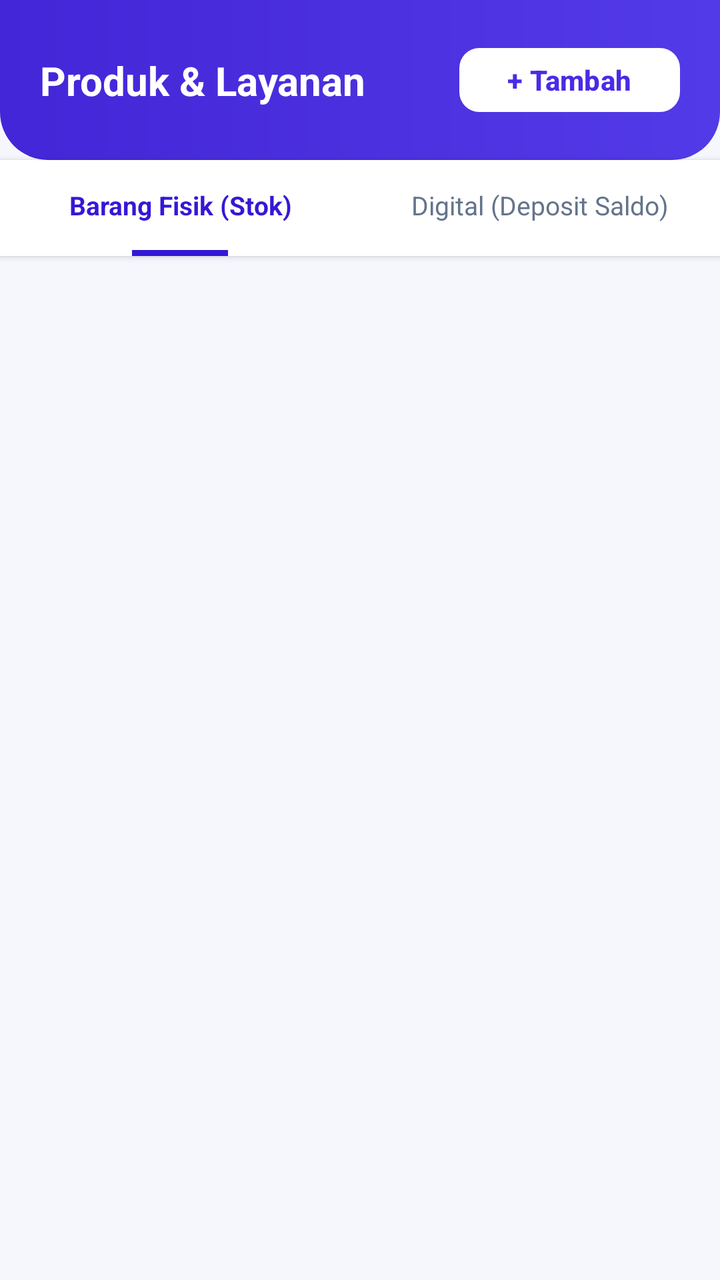
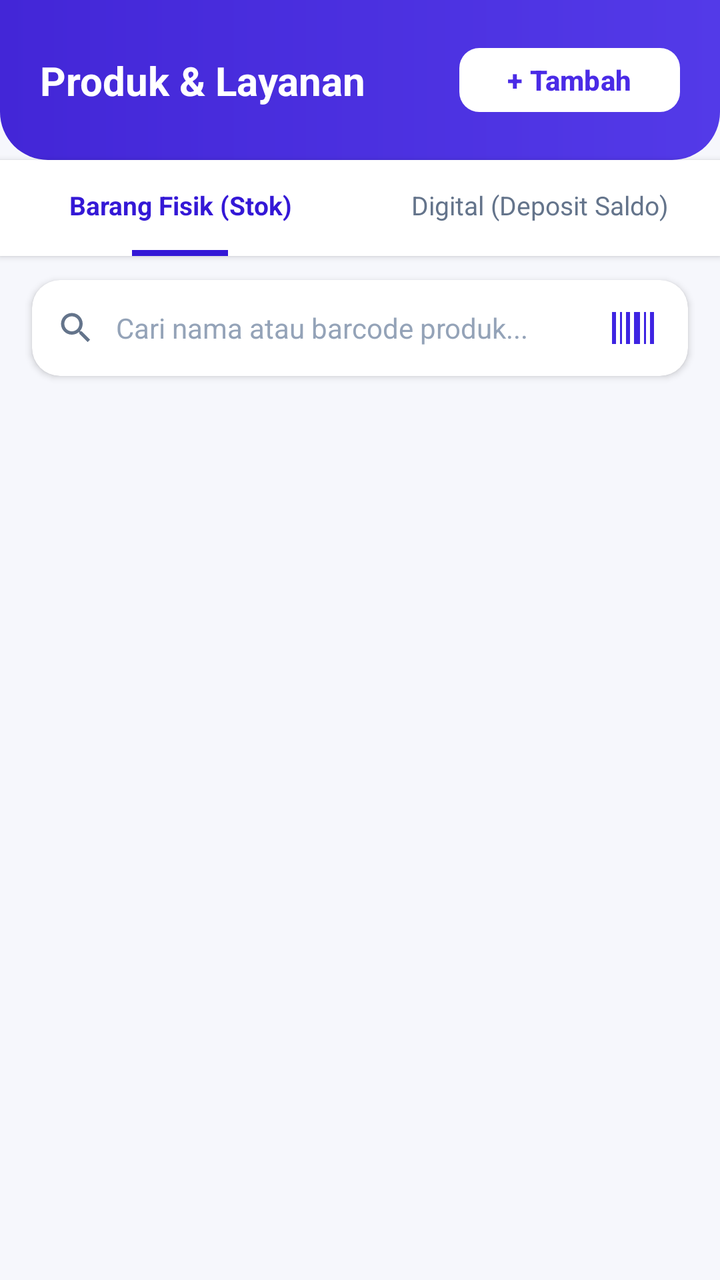

Two renders of the same Android screen: before a commit and after it. Below are the layout's source before the change and the commit's diff.
<!-- AndroidManifest.xml: application theme Theme.DenKasir -->
<!-- res/layout/fragment_products.xml -->
<?xml version="1.0" encoding="utf-8"?>
<androidx.constraintlayout.widget.ConstraintLayout
    xmlns:android="http://schemas.android.com/apk/res/android"
    xmlns:app="http://schemas.android.com/apk/res-auto"
    xmlns:tools="http://schemas.android.com/tools"
    android:layout_width="match_parent"
    android:layout_height="match_parent"
    android:background="@color/bg_screen">

    
    <androidx.constraintlayout.widget.ConstraintLayout
        android:id="@+id/headerLayout"
        android:layout_width="0dp"
        android:layout_height="80dp"
        android:background="@drawable/bg_header_gradient"
        android:paddingHorizontal="20dp"
        app:layout_constraintTop_toTopOf="parent"
        app:layout_constraintStart_toStartOf="parent"
        app:layout_constraintEnd_toEndOf="parent">

        <TextView
            android:layout_width="wrap_content"
            android:layout_height="wrap_content"
            android:text="Produk &amp; Layanan"
            android:textColor="@android:color/white"
            android:textSize="20sp"
            android:textStyle="bold"
            app:layout_constraintTop_toTopOf="parent"
            app:layout_constraintBottom_toBottomOf="parent"
            app:layout_constraintStart_toStartOf="parent" />

        <com.google.android.material.button.MaterialButton
            android:id="@+id/btnAddProduct"
            android:layout_width="wrap_content"
            android:layout_height="40dp"
            android:text="+ Tambah"
            android:textColor="@color/primary_purple"
            android:textStyle="bold"
            app:backgroundTint="@android:color/white"
            app:cornerRadius="10dp"
            app:layout_constraintTop_toTopOf="parent"
            app:layout_constraintBottom_toBottomOf="parent"
            app:layout_constraintEnd_toEndOf="parent" />
    </androidx.constraintlayout.widget.ConstraintLayout>

    
    <LinearLayout
        android:id="@+id/productTypeTabs"
        android:layout_width="0dp"
        android:layout_height="48dp"
        android:orientation="horizontal"
        android:background="@android:color/white"
        android:elevation="2dp"
        app:layout_constraintTop_toBottomOf="@id/headerLayout"
        app:layout_constraintStart_toStartOf="parent"
        app:layout_constraintEnd_toEndOf="parent">

        
        <LinearLayout
            android:id="@+id/tabRetail"
            android:layout_width="0dp"
            android:layout_height="match_parent"
            android:layout_weight="1"
            android:orientation="vertical"
            android:gravity="center"
            android:clickable="true"
            android:focusable="true">
            <TextView
                android:id="@+id/tvTabRetail"
                android:layout_width="wrap_content"
                android:layout_height="0dp"
                android:layout_weight="1"
                android:gravity="center"
                android:text="Barang Fisik (Stok)"
                android:textColor="#3418D6"
                android:textSize="13sp"
                android:textStyle="bold" />
            <View
                android:id="@+id/indicatorRetail"
                android:layout_width="48dp"
                android:layout_height="3dp"
                android:background="#3418D6" />
        </LinearLayout>

        
        <LinearLayout
            android:id="@+id/tabDigital"
            android:layout_width="0dp"
            android:layout_height="match_parent"
            android:layout_weight="1"
            android:orientation="vertical"
            android:gravity="center"
            android:clickable="true"
            android:focusable="true">
            <TextView
                android:id="@+id/tvTabDigital"
                android:layout_width="wrap_content"
                android:layout_height="0dp"
                android:layout_weight="1"
                android:gravity="center"
                android:text="Digital (Deposit Saldo)"
                android:textColor="@color/text_secondary"
                android:textSize="13sp" />
            <View
                android:id="@+id/indicatorDigital"
                android:layout_width="48dp"
                android:layout_height="3dp"
                android:background="@android:color/transparent" />
        </LinearLayout>

    </LinearLayout>

    
    <LinearLayout
        android:layout_width="0dp"
        android:layout_height="0dp"
        android:orientation="vertical"
        android:padding="16dp"
        app:layout_constraintTop_toBottomOf="@id/productTypeTabs"
        app:layout_constraintBottom_toBottomOf="parent"
        app:layout_constraintStart_toStartOf="parent"
        app:layout_constraintEnd_toEndOf="parent">

        
        <androidx.cardview.widget.CardView
            android:id="@+id/cardDepositBalance"
            android:layout_width="match_parent"
            android:layout_height="wrap_content"
            android:layout_marginBottom="12dp"
            android:visibility="gone"
            app:cardCornerRadius="18dp"
            app:cardElevation="3dp">

            <androidx.constraintlayout.widget.ConstraintLayout
                android:layout_width="match_parent"
                android:layout_height="wrap_content"
                android:background="@drawable/bg_card_ringkasan_keuangan"
                android:padding="16dp">

                <TextView
                    android:id="@+id/tvDepositLabel"
                    android:layout_width="wrap_content"
                    android:layout_height="wrap_content"
                    android:text="💳 Saldo Deposit Server (Pulsa &amp; PLN)"
                    android:textColor="#C7D2FE"
                    android:textSize="12sp"
                    android:textStyle="bold"
                    app:layout_constraintStart_toStartOf="parent"
                    app:layout_constraintTop_toTopOf="parent" />

                <TextView
                    android:id="@+id/tvDepositBalanceAmount"
                    android:layout_width="wrap_content"
                    android:layout_height="wrap_content"
                    android:text="Rp 2.450.000"
                    android:textColor="#34D399"
                    android:textSize="22sp"
                    android:textStyle="bold"
                    android:layout_marginTop="4dp"
                    app:layout_constraintStart_toStartOf="parent"
                    app:layout_constraintTop_toBottomOf="@id/tvDepositLabel" />

                <TextView
                    android:id="@+id/tvDepositProviderStatus"
                    android:layout_width="wrap_content"
                    android:layout_height="wrap_content"
                    android:text="Server: OtomaX H2H • Siap Transaksi"
                    android:textColor="#E0E7FF"
                    android:textSize="11sp"
                    android:layout_marginTop="4dp"
                    app:layout_constraintStart_toStartOf="parent"
                    app:layout_constraintTop_toBottomOf="@id/tvDepositBalanceAmount" />

                <com.google.android.material.button.MaterialButton
                    android:id="@+id/btnTopUpDeposit"
                    android:layout_width="wrap_content"
                    android:layout_height="38dp"
                    android:text="+ Top Up Saldo"
                    android:textColor="#3E24E2"
                    android:textStyle="bold"
                    android:textSize="12sp"
                    app:backgroundTint="@android:color/white"
                    app:cornerRadius="10dp"
                    app:layout_constraintEnd_toEndOf="parent"
                    app:layout_constraintTop_toTopOf="parent"
                    app:layout_constraintBottom_toBottomOf="parent" />

            </androidx.constraintlayout.widget.ConstraintLayout>
        </androidx.cardview.widget.CardView>

        
        <androidx.recyclerview.widget.RecyclerView
            android:id="@+id/rvProductsList"
            android:layout_width="match_parent"
            android:layout_height="0dp"
            android:layout_weight="1"
            tools:listitem="@layout/item_product_manage" />

        
        <androidx.recyclerview.widget.RecyclerView
            android:id="@+id/rvDigitalProductsList"
            android:layout_width="match_parent"
            android:layout_height="0dp"
            android:layout_weight="1"
            android:visibility="gone"
            tools:listitem="@layout/item_digital_product" />

    </LinearLayout>

</androidx.constraintlayout.widget.ConstraintLayout>
<!-- res/layout/item_product_manage.xml (included above) -->
<?xml version="1.0" encoding="utf-8"?>
<androidx.cardview.widget.CardView
    xmlns:android="http://schemas.android.com/apk/res/android"
    xmlns:app="http://schemas.android.com/apk/res-auto"
    xmlns:tools="http://schemas.android.com/tools"
    android:layout_width="match_parent"
    android:layout_height="wrap_content"
    android:layout_marginBottom="10dp"
    app:cardCornerRadius="16dp"
    app:cardElevation="2dp"
    app:cardBackgroundColor="@android:color/white">

    <androidx.constraintlayout.widget.ConstraintLayout
        android:layout_width="match_parent"
        android:layout_height="wrap_content"
        android:padding="12dp">

        <ImageView
            android:id="@+id/ivProductIcon"
            android:layout_width="48dp"
            android:layout_height="48dp"
            android:scaleType="centerCrop"
            android:background="@drawable/bg_product_img_placeholder"
            android:src="@drawable/ic_nav_produk"
            app:layout_constraintStart_toStartOf="parent"
            app:layout_constraintTop_toTopOf="parent"
            app:layout_constraintBottom_toBottomOf="parent" />

        <LinearLayout
            android:layout_width="0dp"
            android:layout_height="wrap_content"
            android:orientation="vertical"
            android:layout_marginStart="12dp"
            android:layout_marginEnd="8dp"
            app:layout_constraintStart_toEndOf="@id/ivProductIcon"
            app:layout_constraintEnd_toStartOf="@id/actionsLayout"
            app:layout_constraintTop_toTopOf="parent"
            app:layout_constraintBottom_toBottomOf="parent">

            <TextView
                android:id="@+id/tvProductName"
                android:layout_width="wrap_content"
                android:layout_height="wrap_content"
                android:text="Indomie Goreng"
                android:textColor="@color/text_primary"
                android:textSize="15sp"
                android:textStyle="bold" />

            <LinearLayout
                android:layout_width="wrap_content"
                android:layout_height="wrap_content"
                android:orientation="horizontal"
                android:gravity="center_vertical"
                android:layout_marginTop="2dp">

                <TextView
                    android:id="@+id/tvProductPrice"
                    android:layout_width="wrap_content"
                    android:layout_height="wrap_content"
                    android:text="Rp 3.000"
                    android:textColor="#3E24E2"
                    android:textSize="13sp"
                    android:textStyle="bold" />

                <TextView
                    android:id="@+id/tvProductStock"
                    android:layout_width="wrap_content"
                    android:layout_height="wrap_content"
                    android:text="•  Stok: 50 Pcs"
                    android:textColor="@color/text_secondary"
                    android:textSize="12sp"
                    android:layout_marginStart="6dp" />
            </LinearLayout>

            <TextView
                android:id="@+id/tvProductBarcode"
                android:layout_width="wrap_content"
                android:layout_height="wrap_content"
                android:text="Barcode: 8998866200213"
                android:textColor="@color/text_muted"
                android:textSize="11sp"
                android:layout_marginTop="2dp" />

        </LinearLayout>

        
        <LinearLayout
            android:id="@+id/actionsLayout"
            android:layout_width="wrap_content"
            android:layout_height="wrap_content"
            android:orientation="horizontal"
            android:gravity="center_vertical"
            app:layout_constraintEnd_toEndOf="parent"
            app:layout_constraintTop_toTopOf="parent"
            app:layout_constraintBottom_toBottomOf="parent">

            <ImageButton
                android:id="@+id/btnDeleteProduct"
                android:layout_width="36dp"
                android:layout_height="36dp"
                android:background="?attr/selectableItemBackgroundBorderless"
                android:src="@drawable/ic_close"
                app:tint="@color/red_cancel"
                android:scaleType="centerInside" />

        </LinearLayout>

    </androidx.constraintlayout.widget.ConstraintLayout>

</androidx.cardview.widget.CardView>
<!-- res/layout/item_digital_product.xml (included above) -->
<?xml version="1.0" encoding="utf-8"?>
<androidx.cardview.widget.CardView
    xmlns:android="http://schemas.android.com/apk/res/android"
    xmlns:app="http://schemas.android.com/apk/res-auto"
    xmlns:tools="http://schemas.android.com/tools"
    android:layout_width="match_parent"
    android:layout_height="wrap_content"
    android:layout_marginBottom="10dp"
    app:cardCornerRadius="16dp"
    app:cardElevation="2dp"
    app:cardBackgroundColor="@android:color/white">

    <androidx.constraintlayout.widget.ConstraintLayout
        android:layout_width="match_parent"
        android:layout_height="wrap_content"
        android:padding="14dp">

        <ImageView
            android:id="@+id/ivDigitalIcon"
            android:layout_width="46dp"
            android:layout_height="46dp"
            android:background="@drawable/bg_badge_curah"
            android:src="@drawable/ic_pulsa"
            android:padding="10dp"
            app:tint="#4338CA"
            app:layout_constraintStart_toStartOf="parent"
            app:layout_constraintTop_toTopOf="parent"
            app:layout_constraintBottom_toBottomOf="parent" />

        <LinearLayout
            android:layout_width="0dp"
            android:layout_height="wrap_content"
            android:orientation="vertical"
            android:layout_marginStart="14dp"
            android:layout_marginEnd="8dp"
            app:layout_constraintStart_toEndOf="@id/ivDigitalIcon"
            app:layout_constraintEnd_toStartOf="@id/btnDeleteDigital"
            app:layout_constraintTop_toTopOf="parent"
            app:layout_constraintBottom_toBottomOf="parent">

            <LinearLayout
                android:layout_width="wrap_content"
                android:layout_height="wrap_content"
                android:orientation="horizontal"
                android:gravity="center_vertical">

                <TextView
                    android:id="@+id/tvDigitalName"
                    android:layout_width="wrap_content"
                    android:layout_height="wrap_content"
                    android:text="Token Listrik PLN 20.000"
                    android:textColor="@color/text_primary"
                    android:textSize="14sp"
                    android:textStyle="bold" />

                <TextView
                    android:id="@+id/badgeCategory"
                    android:layout_width="wrap_content"
                    android:layout_height="wrap_content"
                    android:text="PLN"
                    android:textColor="#059669"
                    android:textSize="10sp"
                    android:textStyle="bold"
                    android:background="@drawable/bg_badge_cepat"
                    android:paddingHorizontal="8dp"
                    android:paddingVertical="2dp"
                    android:layout_marginStart="8dp" />
            </LinearLayout>

            <LinearLayout
                android:layout_width="wrap_content"
                android:layout_height="wrap_content"
                android:orientation="horizontal"
                android:gravity="center_vertical"
                android:layout_marginTop="3dp">

                <TextView
                    android:id="@+id/tvDigitalSellingPrice"
                    android:layout_width="wrap_content"
                    android:layout_height="wrap_content"
                    android:text="Jual: Rp 22.500"
                    android:textColor="#3E24E2"
                    android:textSize="13sp"
                    android:textStyle="bold" />

                <TextView
                    android:id="@+id/tvDigitalCostPrice"
                    android:layout_width="wrap_content"
                    android:layout_height="wrap_content"
                    android:text="• Modal: Rp 20.250"
                    android:textColor="@color/text_secondary"
                    android:textSize="11sp"
                    android:layout_marginStart="6dp" />
            </LinearLayout>

            <TextView
                android:id="@+id/tvDigitalProfit"
                android:layout_width="wrap_content"
                android:layout_height="wrap_content"
                android:text="Laba per Trx: +Rp 2.250 (Potong Saldo)"
                android:textColor="#059669"
                android:textSize="11sp"
                android:textStyle="bold"
                android:layout_marginTop="2dp" />

        </LinearLayout>

        <ImageButton
            android:id="@+id/btnDeleteDigital"
            android:layout_width="36dp"
            android:layout_height="36dp"
            android:background="?attr/selectableItemBackgroundBorderless"
            android:src="@drawable/ic_close"
            app:tint="@color/red_cancel"
            app:layout_constraintEnd_toEndOf="parent"
            app:layout_constraintTop_toTopOf="parent"
            app:layout_constraintBottom_toBottomOf="parent" />

    </androidx.constraintlayout.widget.ConstraintLayout>

</androidx.cardview.widget.CardView>
<!-- resources referenced by this layout -->
<resources>
  <color name="bg_screen">#F6F7FC</color>
  <color name="primary_purple">#4A2BE6</color>
  <color name="red_cancel">#EF4444</color>
  <color name="text_muted">#94A3B8</color>
  <color name="text_primary">#0F172A</color>
  <color name="text_secondary">#64748B</color>
  <!-- drawable bg_badge_cepat (drawable) -->
  <shape xmlns:android="http://schemas.android.com/apk/res/android">
      <solid android:color="#D1FAE5" />
      <corners android:radius="10dp" />
  </shape>
  <!-- drawable bg_badge_curah (drawable) -->
  <shape xmlns:android="http://schemas.android.com/apk/res/android">
      <solid android:color="#EEF2FF" />
      <corners android:radius="10dp" />
  </shape>
  <!-- drawable bg_card_ringkasan_keuangan (drawable) -->
  <shape xmlns:android="http://schemas.android.com/apk/res/android">
      <gradient
          android:startColor="#3418D6"
          android:endColor="#4F36E8"
          android:angle="135" />
      <corners android:radius="20dp" />
  </shape>
  <!-- drawable bg_header_gradient (drawable) -->
  <shape xmlns:android="http://schemas.android.com/apk/res/android">
      <gradient
          android:startColor="#4326D7"
          android:endColor="#533AE8"
          android:angle="0" />
      <corners
          android:bottomLeftRadius="24dp"
          android:bottomRightRadius="24dp" />
  </shape>
  <!-- drawable bg_product_img_placeholder (drawable) -->
  <shape xmlns:android="http://schemas.android.com/apk/res/android">
      <solid android:color="#F1F5F9" />
      <corners android:radius="12dp" />
  </shape>
  <!-- drawable ic_close (drawable) -->
  <vector xmlns:android="http://schemas.android.com/apk/res/android"
      android:width="24dp"
      android:height="24dp"
      android:viewportWidth="24"
      android:viewportHeight="24">
    <path
        android:fillColor="#94A3B8"
        android:pathData="M19,6.41L17.59,5 12,10.59 6.41,5 5,6.41 10.59,12 5,17.59 6.41,19 12,13.41 17.59,19 19,17.59 13.41,12z"/>
  </vector>
  <style name="Theme.DenKasir" parent="Theme.Material3.Light.NoActionBar">
          <item name="colorPrimary">@color/primary_purple</item>
          <item name="colorOnPrimary">@color/text_white</item>
          <item name="colorSurface">@color/bg_card</item>
          <item name="android:statusBarColor">@color/primary_purple_dark</item>
          <item name="android:windowLightStatusBar">false</item>
          <item name="android:windowBackground">@color/bg_screen</item>
      </style>
  <color name="text_white">#FFFFFF</color>
  <color name="bg_card">#FFFFFF</color>
  <color name="primary_purple_dark">#371EC4</color>
  <!-- unchanged entries left out for length: 2 -->
</resources>

<!-- the commit's change to res/layout/fragment_products.xml (unified diff, before → after) -->
@@ -111,12 +111,80 @@
     </LinearLayout>
 
     
+    <androidx.cardview.widget.CardView
+        android:id="@+id/cardSearchBar"
+        android:layout_width="0dp"
+        android:layout_height="48dp"
+        android:layout_marginHorizontal="16dp"
+        android:layout_marginTop="12dp"
+        app:cardCornerRadius="14dp"
+        app:cardElevation="2dp"
+        app:cardBackgroundColor="@android:color/white"
+        app:layout_constraintTop_toBottomOf="@id/productTypeTabs"
+        app:layout_constraintStart_toStartOf="parent"
+        app:layout_constraintEnd_toEndOf="parent">
+
+        <LinearLayout
+            android:layout_width="match_parent"
+            android:layout_height="match_parent"
+            android:orientation="horizontal"
+            android:gravity="center_vertical"
+            android:paddingHorizontal="12dp">
+
+            <ImageView
+                android:layout_width="20dp"
+                android:layout_height="20dp"
+                android:src="@drawable/ic_search"
+                app:tint="@color/text_secondary" />
+
+            <EditText
+                android:id="@+id/etSearchProduct"
+                android:layout_width="0dp"
+                android:layout_height="match_parent"
+                android:layout_weight="1"
+                android:layout_marginStart="10dp"
+                android:background="@null"
+                android:hint="Cari nama atau barcode produk..."
+                android:textColorHint="@color/text_muted"
+                android:textColor="@color/text_primary"
+                android:textSize="14sp"
+                android:imeOptions="actionSearch"
+                android:singleLine="true" />
+
+            <ImageButton
+                android:id="@+id/btnClearSearch"
+                android:layout_width="28dp"
+                android:layout_height="28dp"
+                android:background="?attr/selectableItemBackgroundBorderless"
+                android:src="@drawable/ic_close"
+                app:tint="@color/text_muted"
+                android:scaleType="centerInside"
+                android:visibility="gone"
+                android:contentDescription="Hapus pencarian" />
+
+            <ImageButton
+                android:id="@+id/btnScanSearchBarcode"
+                android:layout_width="32dp"
+                android:layout_height="32dp"
+                android:background="?attr/selectableItemBackgroundBorderless"
+                android:src="@drawable/ic_barcode"
+                app:tint="#3E24E2"
+                android:scaleType="centerInside"
+                android:layout_marginStart="4dp"
+                android:contentDescription="Scan Barcode untuk Cari" />
+
+        </LinearLayout>
+    </androidx.cardview.widget.CardView>
+
+    
     <LinearLayout
         android:layout_width="0dp"
         android:layout_height="0dp"
         android:orientation="vertical"
-        android:padding="16dp"
-        app:layout_constraintTop_toBottomOf="@id/productTypeTabs"
+        android:paddingHorizontal="16dp"
+        android:paddingTop="10dp"
+        android:paddingBottom="16dp"
+        app:layout_constraintTop_toBottomOf="@id/cardSearchBar"
         app:layout_constraintBottom_toBottomOf="parent"
         app:layout_constraintStart_toStartOf="parent"
         app:layout_constraintEnd_toEndOf="parent">
@@ -141,7 +209,7 @@
                     android:id="@+id/tvDepositLabel"
                     android:layout_width="wrap_content"
                     android:layout_height="wrap_content"
-                    android:text="💳 Saldo Deposit Server (Pulsa &amp; PLN)"
+                    android:text="Saldo Deposit Server (Pulsa &amp; PLN)"
                     android:textColor="#C7D2FE"
                     android:textSize="12sp"
                     android:textStyle="bold"
@@ -164,7 +232,7 @@
                     android:id="@+id/tvDepositProviderStatus"
                     android:layout_width="wrap_content"
                     android:layout_height="wrap_content"
-                    android:text="Server: OtomaX H2H • Siap Transaksi"
+                    android:text="Server: OtomaX H2H - Siap Transaksi"
                     android:textColor="#E0E7FF"
                     android:textSize="11sp"
                     android:layout_marginTop="4dp"
@@ -187,6 +255,44 @@
 
             </androidx.constraintlayout.widget.ConstraintLayout>
         </androidx.cardview.widget.CardView>
+
+        
+        <LinearLayout
+            android:id="@+id/layoutEmptyState"
+            android:layout_width="match_parent"
+            android:layout_height="0dp"
+            android:layout_weight="1"
+            android:orientation="vertical"
+            android:gravity="center"
+            android:padding="24dp"
+            android:visibility="gone">
+
+            <ImageView
+                android:layout_width="60dp"
+                android:layout_height="60dp"
+                android:src="@drawable/ic_search"
+                app:tint="@color/text_muted" />
+
+            <TextView
+                android:id="@+id/tvEmptyStateTitle"
+                android:layout_width="wrap_content"
+                android:layout_height="wrap_content"
+                android:text="Produk Tidak Ditemukan"
+                android:textSize="16sp"
+                android:textStyle="bold"
+                android:textColor="@color/text_primary"
+                android:layout_marginTop="12dp" />
+
+            <TextView
+                android:id="@+id/tvEmptyStateMessage"
+                android:layout_width="wrap_content"
+                android:layout_height="wrap_content"
+                android:text="Coba gunakan kata kunci pencarian yang lain."
+                android:textSize="13sp"
+                android:textColor="@color/text_secondary"
+                android:textAlignment="center"
+                android:layout_marginTop="4dp" />
+        </LinearLayout>
 
         
         <androidx.recyclerview.widget.RecyclerView
@@ -277,7 +383,7 @@
                     android:id="@+id/tvProductStock"
                     android:layout_width="wrap_content"
                     android:layout_height="wrap_content"
-                    android:text="•  Stok: 50 Pcs"
+                    android:text="- Stok: 50 Pcs"
                     android:textColor="@color/text_secondary"
                     android:textSize="12sp"
                     android:layout_marginStart="6dp" />
@@ -304,6 +410,16 @@
             app:layout_constraintEnd_toEndOf="parent"
             app:layout_constraintTop_toTopOf="parent"
             app:layout_constraintBottom_toBottomOf="parent">
+
+            <ImageButton
+                android:id="@+id/btnEditProduct"
+                android:layout_width="36dp"
+                android:layout_height="36dp"
+                android:background="?attr/selectableItemBackgroundBorderless"
+                android:src="@drawable/ic_edit"
+                app:tint="#3E24E2"
+                android:scaleType="centerInside"
+                android:contentDescription="Edit Produk" />
 
             <ImageButton
                 android:id="@+id/btnDeleteProduct"
@@ -312,7 +428,8 @@
                 android:background="?attr/selectableItemBackgroundBorderless"
                 android:src="@drawable/ic_close"
                 app:tint="@color/red_cancel"
-                android:scaleType="centerInside" />
+                android:scaleType="centerInside"
+                android:contentDescription="Hapus Produk" />
 
         </LinearLayout>
 
@@ -356,7 +473,7 @@
             android:layout_marginStart="14dp"
             android:layout_marginEnd="8dp"
             app:layout_constraintStart_toEndOf="@id/ivDigitalIcon"
-            app:layout_constraintEnd_toStartOf="@id/btnDeleteDigital"
+            app:layout_constraintEnd_toStartOf="@id/actionsDigitalLayout"
             app:layout_constraintTop_toTopOf="parent"
             app:layout_constraintBottom_toBottomOf="parent">
 
@@ -409,7 +526,7 @@
                     android:id="@+id/tvDigitalCostPrice"
                     android:layout_width="wrap_content"
                     android:layout_height="wrap_content"
-                    android:text="• Modal: Rp 20.250"
+                    android:text="- Modal: Rp 20.250"
                     android:textColor="@color/text_secondary"
                     android:textSize="11sp"
                     android:layout_marginStart="6dp" />
@@ -427,16 +544,36 @@
 
         </LinearLayout>
 
-        <ImageButton
-            android:id="@+id/btnDeleteDigital"
-            android:layout_width="36dp"
-            android:layout_height="36dp"
-            android:background="?attr/selectableItemBackgroundBorderless"
-            android:src="@drawable/ic_close"
-            app:tint="@color/red_cancel"
+        <LinearLayout
+            android:id="@+id/actionsDigitalLayout"
+            android:layout_width="wrap_content"
+            android:layout_height="wrap_content"
+            android:orientation="horizontal"
+            android:gravity="center_vertical"
             app:layout_constraintEnd_toEndOf="parent"
             app:layout_constraintTop_toTopOf="parent"
-            app:layout_constraintBottom_toBottomOf="parent" />
+            app:layout_constraintBottom_toBottomOf="parent">
+
+            <ImageButton
+                android:id="@+id/btnEditDigital"
+                android:layout_width="36dp"
+                android:layout_height="36dp"
+                android:background="?attr/selectableItemBackgroundBorderless"
+                android:src="@drawable/ic_edit"
+                app:tint="#3E24E2"
+                android:scaleType="centerInside"
+                android:contentDescription="Edit Layanan" />
+
+            <ImageButton
+                android:id="@+id/btnDeleteDigital"
+                android:layout_width="36dp"
+                android:layout_height="36dp"
+                android:background="?attr/selectableItemBackgroundBorderless"
+                android:src="@drawable/ic_close"
+                app:tint="@color/red_cancel"
+                android:scaleType="centerInside"
+                android:contentDescription="Hapus Layanan" />
+        </LinearLayout>
 
     </androidx.constraintlayout.widget.ConstraintLayout>
 
<!-- resource entries referenced after the edit -->
@@ -39,6 +39,16 @@
       <solid android:color="#F1F5F9" />
       <corners android:radius="12dp" />
   </shape>
+  <!-- drawable ic_barcode (drawable) -->
+  <vector xmlns:android="http://schemas.android.com/apk/res/android"
+      android:width="24dp"
+      android:height="24dp"
+      android:viewportWidth="24"
+      android:viewportHeight="24">
+    <path
+        android:fillColor="#4A2BE6"
+        android:pathData="M2,4h2v16H2V4zm4,0h1v16H6V4zm3,0h2v16H9V4zm4,0h3v16h-3V4zm5,0h1v16h-1V4zm3,0h2v16h-2V4z"/>
+  </vector>
   <!-- drawable ic_close (drawable) -->
   <vector xmlns:android="http://schemas.android.com/apk/res/android"
       android:width="24dp"
@@ -48,6 +58,26 @@
     <path
         android:fillColor="#94A3B8"
         android:pathData="M19,6.41L17.59,5 12,10.59 6.41,5 5,6.41 10.59,12 5,17.59 6.41,19 12,13.41 17.59,19 19,17.59 13.41,12z"/>
+  </vector>
+  <!-- drawable ic_edit (drawable) -->
+  <vector xmlns:android="http://schemas.android.com/apk/res/android"
+      android:width="24dp"
+      android:height="24dp"
+      android:viewportWidth="24"
+      android:viewportHeight="24">
+    <path
+        android:fillColor="#3E24E2"
+        android:pathData="M3,17.25V21h3.75L17.81,9.94l-3.75,-3.75L3,17.25zM20.71,7.04c0.39,-0.39 0.39,-1.02 0,-1.41l-2.34,-2.34c-0.39,-0.39 -1.02,-0.39 -1.41,0l-1.83,1.83 3.75,3.75 1.83,-1.83z"/>
+  </vector>
+  <!-- drawable ic_search (drawable) -->
+  <vector xmlns:android="http://schemas.android.com/apk/res/android"
+      android:width="24dp"
+      android:height="24dp"
+      android:viewportWidth="24"
+      android:viewportHeight="24">
+    <path
+        android:fillColor="#94A3B8"
+        android:pathData="M15.5,14h-0.79l-0.28,-0.27C15.41,12.59 16,11.11 16,9.5 16,5.91 13.09,3 9.5,3S3,5.91 3,9.5 5.91,16 9.5,16c1.61,0 3.09,-0.59 4.23,-1.57l0.27,0.28v0.79l5,4.99L20.49,19l-4.99,-5zm-6,0C7.01,14 5,11.99 5,9.5S7.01,5 9.5,5 14,7.01 14,9.5 11.99,14 9.5,14z"/>
   </vector>
   <style name="Theme.DenKasir" parent="Theme.Material3.Light.NoActionBar">
           <item name="colorPrimary">@color/primary_purple</item>
